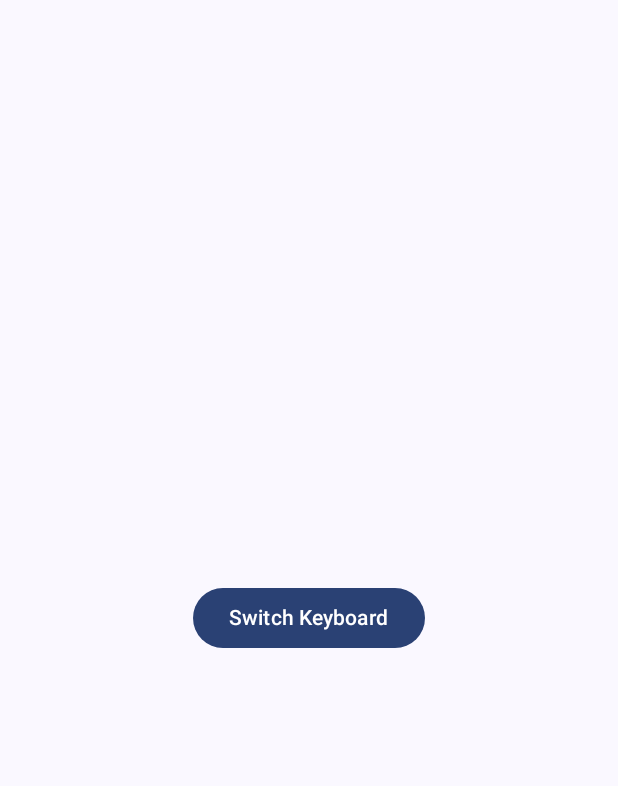
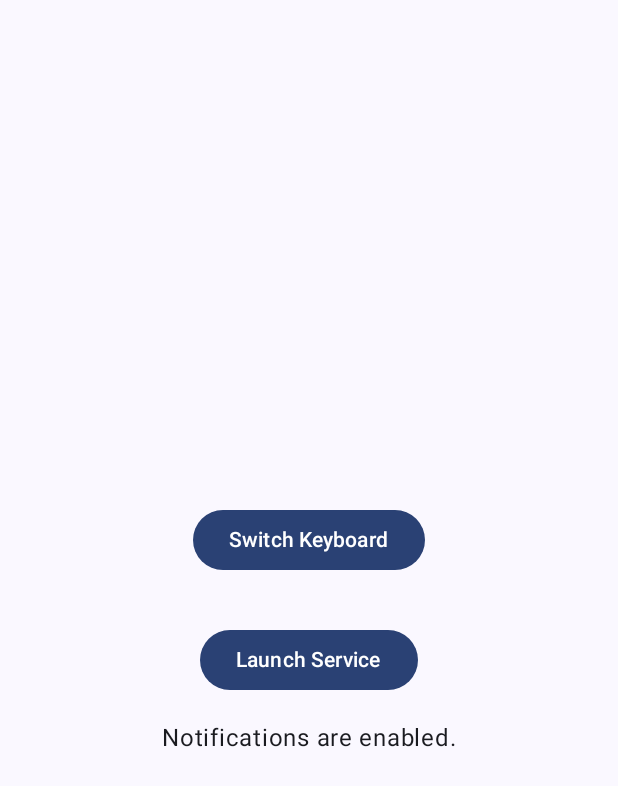
Before and after one commit to harrypunk/android_keyboard_switcher, an Android app built with Jetpack Compose: the screen it shows after launch (MainActivity), after a tap on "Switch Keyboard", on a phone screen of 412 x 824 dp. Shown: the top 786 px of the screen. Run offline under Robolectric (Android 15) with nearby library versions, the phone set to English and light mode, and no system bars.

Commit message:
Select from button and notification

```diff
--- a/app/src/main/java/cloud/zheteng/androidkeyboard/MainActivity.kt
+++ b/app/src/main/java/cloud/zheteng/androidkeyboard/MainActivity.kt
@@ -1,13 +1,18 @@
 package cloud.zheteng.androidkeyboard
 
+import android.Manifest
 import android.content.Context
 import android.content.Intent
+import android.os.Build
 import android.os.Bundle
 import android.provider.Settings
+import android.util.Log
 import android.view.inputmethod.InputMethodManager
 import android.widget.Toast
 import androidx.activity.ComponentActivity
+import androidx.activity.compose.rememberLauncherForActivityResult
 import androidx.activity.compose.setContent
+import androidx.activity.result.contract.ActivityResultContracts
 import androidx.compose.foundation.layout.Arrangement
 import androidx.compose.foundation.layout.Column
 import androidx.compose.foundation.layout.fillMaxSize
@@ -17,11 +22,19 @@ import androidx.compose.material3.MaterialTheme
 import androidx.compose.material3.Surface
 import androidx.compose.material3.Text
 import androidx.compose.runtime.Composable
+import androidx.compose.runtime.LaunchedEffect
+import androidx.compose.runtime.getValue
+import androidx.compose.runtime.mutableStateOf
+import androidx.compose.runtime.remember
+import androidx.compose.runtime.setValue
 import androidx.compose.ui.Alignment
 import androidx.compose.ui.Modifier
 import androidx.compose.ui.platform.LocalContext
 import androidx.compose.ui.tooling.preview.Preview
 import androidx.compose.ui.unit.dp
+import androidx.core.app.ActivityCompat
+import androidx.core.content.ContextCompat
+import androidx.core.content.PermissionChecker
 import cloud.zheteng.androidkeyboard.ui.theme.KeyboardSwitchTheme
 
 /**
@@ -30,6 +43,8 @@ import cloud.zheteng.androidkeyboard.ui.theme.KeyboardSwitchTheme
 class MainActivity : ComponentActivity() {
     override fun onCreate(savedInstanceState: Bundle?) {
         super.onCreate(savedInstanceState)
+
+
         setContent {
             KeyboardSwitchTheme {
                 // A surface container using the 'background' color from the theme
@@ -37,7 +52,7 @@ class MainActivity : ComponentActivity() {
                     modifier = Modifier.fillMaxSize(),
                     color = MaterialTheme.colorScheme.background
                 ) {
-                    KeyboardSwitcherScreen()
+                    MainScreen()
                 }
             }
         }
@@ -48,8 +63,33 @@ class MainActivity : ComponentActivity() {
  * Composable function to handle the keyboard switching logic.
  */
 @Composable
-fun KeyboardSwitcherScreen() {
+fun MainScreen() {
     val context = LocalContext.current
+
+    // State to hold the current permission status
+    var hasNotificationPermission by remember {
+        mutableStateOf(false)
+    }
+
+    // Set the initial permission state based on the Android version and actual check
+    LaunchedEffect(Unit) {
+        hasNotificationPermission = if (Build.VERSION.SDK_INT >= Build.VERSION_CODES.TIRAMISU) {
+            ContextCompat.checkSelfPermission(
+                context,
+                Manifest.permission.POST_NOTIFICATIONS
+            ) == PermissionChecker.PERMISSION_GRANTED
+        } else {
+            true // Permission is granted by default on older versions.
+        }
+    }
+
+    // This launcher is only used on API 33+
+    val requestPermissionLauncher = rememberLauncherForActivityResult(
+        contract = ActivityResultContracts.RequestPermission(),
+        onResult = { isGranted ->
+            hasNotificationPermission = isGranted
+        }
+    )
 
     Column(
         modifier = Modifier.fillMaxSize(),
@@ -57,9 +97,58 @@ fun KeyboardSwitcherScreen() {
         horizontalAlignment = Alignment.CenterHorizontally
     ) {
         Button(
+            onClick = openInputSelect(context),
+            modifier = Modifier.padding(16.dp)
+        ) {
+            Text(text = "Switch Keyboard")
+        }
+        Button(
             onClick = {
+                val notifIntent = Intent(context, NotificationService::class.java)
+                context.startForegroundService(notifIntent)
+            },
+            modifier = Modifier.padding(16.dp)
+        ) {
+            Text(text = "Launch Service")
+        }
+
+        if (!hasNotificationPermission) {
+            Text(text = "Notification permission is required to send alerts.")
+            Button(
+                onClick = {
+                    // Conditional check for Android 13 (Tiramisu) or higher
+                    if (Build.VERSION.SDK_INT >= Build.VERSION_CODES.TIRAMISU) {
+                        if (ActivityCompat.shouldShowRequestPermissionRationale(
+                                context as ComponentActivity,
+                                Manifest.permission.POST_NOTIFICATIONS
+                            )
+                        ) {
+                            Log.d("ks", "Showing rationale.")
+                            // A real app might show a dialog here first.
+                        }
+                        requestPermissionLauncher.launch(Manifest.permission.POST_NOTIFICATIONS)
+                    } else {
+                        // For API < 33, permission is granted by default
+                        hasNotificationPermission = true
+                        Log.d("ks", "Permission granted by default on this OS version.")
+                    }
+                },
+                modifier = Modifier.padding(8.dp)
+            ) {
+                Text(text = "Grant Notification Permission")
+            }
+        } else {
+            // Optional: Show a message when permission is granted
+            Text(text = "Notifications are enabled.")
+        }
+    }
+}
+
+@Composable
+private fun openInputSelect(context: Context): () -> Unit = {
     // Get the InputMethodManager system service using a safe cast.
-                val imm = context.getSystemService(Context.INPUT_METHOD_SERVICE) as? InputMethodManager
+    val imm =
+        context.getSystemService(Context.INPUT_METHOD_SERVICE) as? InputMethodManager
 
     // Use a safe call operator (?.) to check if the service is not null
     // and then attempt to show the keyboard picker.
@@ -70,20 +159,23 @@ fun KeyboardSwitcherScreen() {
         try {
             val intent = Intent(Settings.ACTION_INPUT_METHOD_SETTINGS)
             context.startActivity(intent)
-                        Toast.makeText(context, "Opening Keyboard Settings...", Toast.LENGTH_SHORT).show()
+            Toast.makeText(context, "Opening Keyboard Settings...", Toast.LENGTH_SHORT)
+                .show()
         } catch (e: Exception) {
             e.printStackTrace()
-                        Toast.makeText(context, "Could not open keyboard settings.", Toast.LENGTH_LONG).show()
+            Toast.makeText(
+                context,
+                "Could not open keyboard settings.",
+                Toast.LENGTH_LONG
+            ).show()
         }
     } else {
         // The dialog was successfully shown.
-                    Toast.makeText(context, "Displaying keyboard selection dialog...", Toast.LENGTH_SHORT).show()
-                }
-            },
-            modifier = Modifier.padding(16.dp)
-        ) {
-            Text(text = "Switch Keyboard")
-        }
+        Toast.makeText(
+            context,
+            "Displaying keyboard selection dialog...",
+            Toast.LENGTH_SHORT
+        ).show()
     }
 }
 
@@ -91,6 +183,6 @@ fun KeyboardSwitcherScreen() {
 @Composable
 fun DefaultPreview() {
     KeyboardSwitchTheme {
-        KeyboardSwitcherScreen()
+        MainScreen()
     }
 }
```
Also changed, not shown: app/src/main/AndroidManifest.xml (+10 -3 lines), app/src/main/java/cloud/zheteng/androidkeyboard/NotificationService.kt (added, +88 -0 lines). Lines whose indentation alone changed are shown as unchanged.
